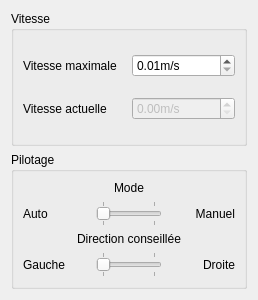
The window that rsase/SGBag/ui/vueparametreschariot.ui (padenot/usdp) describes before a commit, drawn with Qt 5.
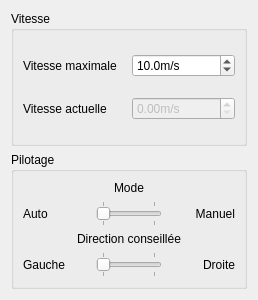
The same window after the commit.

```diff
--- a/rsase/SGBag/ui/vueparametreschariot.ui
+++ b/rsase/SGBag/ui/vueparametreschariot.ui
@@ -34,14 +34,20 @@
           <property name="suffix">
            <string>m/s</string>
           </property>
+          <property name="decimals">
+           <number>1</number>
+          </property>
           <property name="minimum">
-           <double>0.010000000000000</double>
+           <double>0.000000000000000</double>
           </property>
           <property name="maximum">
-           <double>1.000000000000000</double>
+           <double>30.000000000000000</double>
           </property>
           <property name="singleStep">
-           <double>0.010000000000000</double>
+           <double>1.000000000000000</double>
+          </property>
+          <property name="value">
+           <double>10.000000000000000</double>
           </property>
          </widget>
         </item>
```
